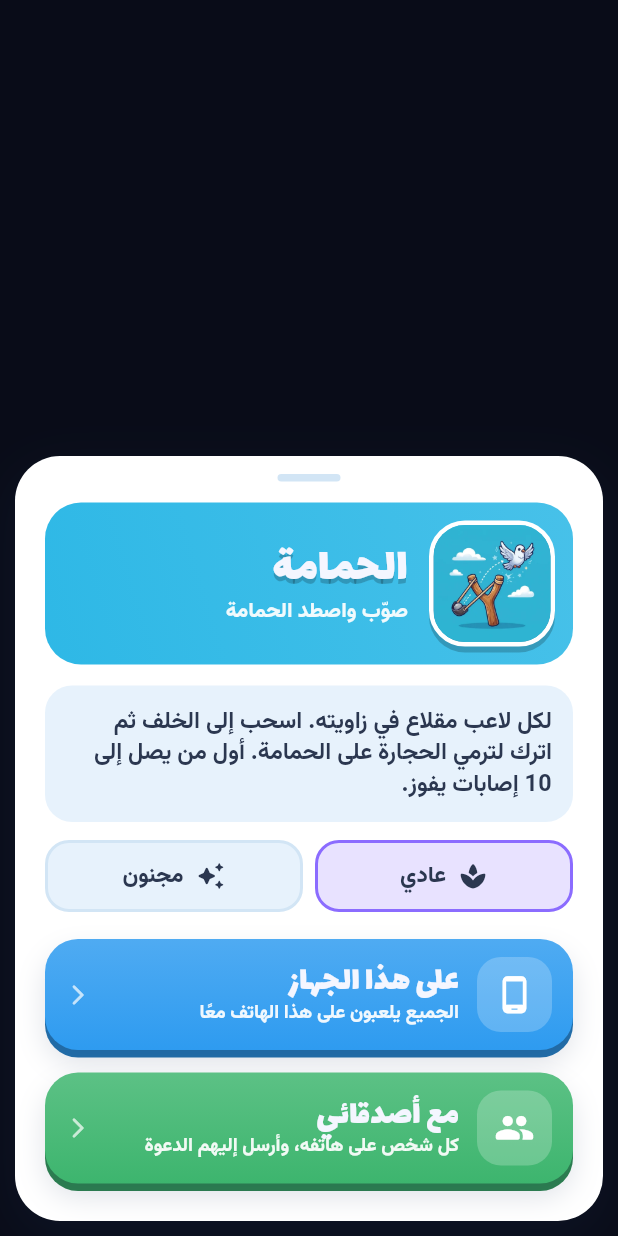
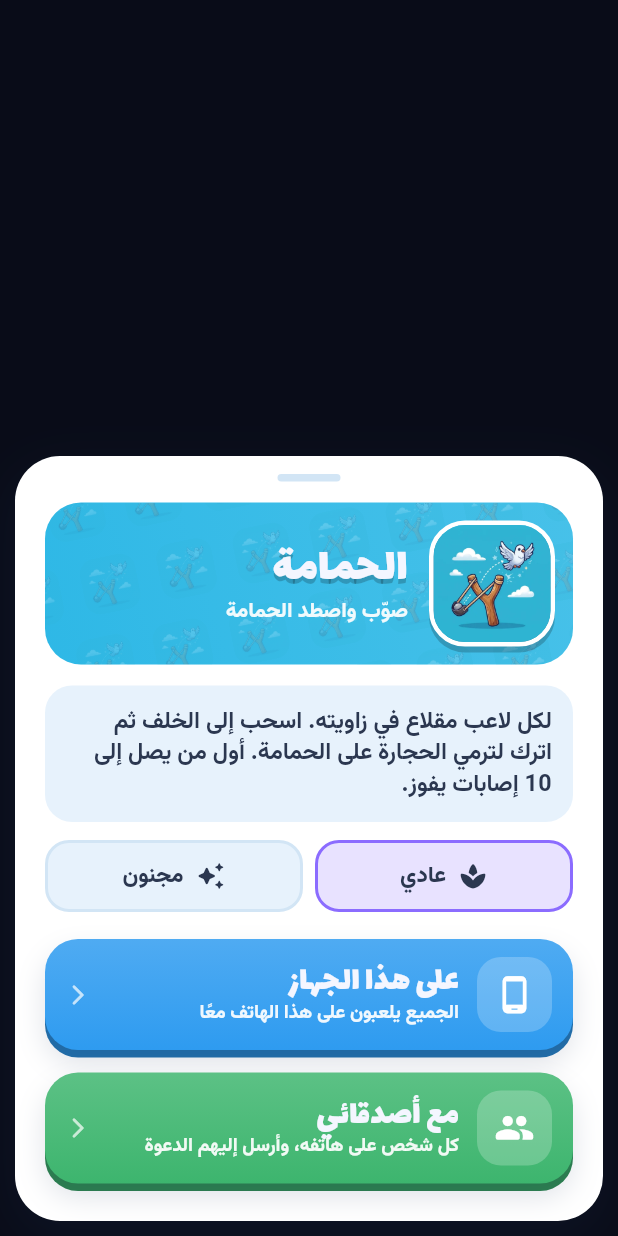
Before and after one commit to DrAhmed19/lamma, a Flutter app: the _GameSheet widget shown alone on an empty page, opened directly with sample values from the repository, on a phone screen of 412 x 824 dp. Run offline on Flutter 3.47's test engine with Material 3 defaults, Android fonts, the phone set to English and light mode, and no system bars; our stand-ins replace app_links, audioplayers, open_filex, qr_flutter, share_plus, shared_preferences and 1 more; missing offline and left inert: dart:js_interop; accounts and stored records are empty; network calls fail.

Commit message:
نقشة الخلفية (صورة اللعبة مكررة بشفافية) بترويسة شاشة المستوى ونافذة اللعبة، مثل النموذج
Co-Authored-By: Claude Opus 5.5 <noreply@anthropic.com>
Claude-Session: https://claude.ai/code/session_01Wyjf8ARjfC4NrfDiBTMT8W

```diff
--- a/lib/ui/art.dart
+++ b/lib/ui/art.dart
@@ -326,3 +326,49 @@ class GameArt extends StatelessWidget {
     return size == null ? img : SizedBox(width: size, height: size, child: img);
   }
 }
+
+/// نقشة خلفية: صورة اللعبة مكررة صغيرة بشفافية ومايلة شوية (ترويسات شاشات اللعبة)
+class GamePattern extends StatelessWidget {
+  const GamePattern({super.key, required this.id, required this.fallback, this.opacity = 0.16, this.cell = 64});
+  final String id;
+  final CustomPainter Function() fallback;
+  final double opacity, cell;
+
+  @override
+  Widget build(BuildContext context) {
+    return IgnorePointer(
+      child: LayoutBuilder(builder: (context, c) {
+        final cols = (c.maxWidth / cell).ceil() + 3;
+        final rows = (c.maxHeight / cell).ceil() + 3;
+        return ClipRect(
+          child: OverflowBox(
+            maxWidth: double.infinity,
+            maxHeight: double.infinity,
+            child: Opacity(
+              opacity: opacity,
+              child: Transform.rotate(
+                angle: -0.2,
+                child: Column(
+                  mainAxisSize: MainAxisSize.min,
+                  children: [
+                    for (var r = 0; r < rows; r++)
+                      Padding(
+                        padding: EdgeInsetsDirectional.only(start: r.isOdd ? cell / 2 : 0),
+                        child: Row(
+                          mainAxisSize: MainAxisSize.min,
+                          children: [
+                            for (var k = 0; k < cols; k++)
+                              Padding(padding: EdgeInsets.all(cell * 0.14), child: GameArt(id, fallback: fallback, size: cell * 0.72, radius: cell * 0.2)),
+                          ],
+                        ),
+                      ),
+                  ],
+                ),
+              ),
+            ),
+          ),
+        );
+      }),
+    );
+  }
+}
--- a/lib/ui/home.dart
+++ b/lib/ui/home.dart
@@ -279,7 +279,10 @@ class _GameCard extends StatelessWidget {
                     child: DecoratedBox(
                       decoration: BoxDecoration(
                         borderRadius: BorderRadius.circular(28),
-                        boxShadow: [BoxShadow(color: darken(c1, 0.25), offset: const Offset(0, 6)), const BoxShadow(color: Color(0x1E1E325A), blurRadius: 18, offset: Offset(0, 12))],
+                        boxShadow: [
+                          BoxShadow(color: darken(c1, 0.25), offset: const Offset(0, 6)),
+                          const BoxShadow(color: Color(0x1E1E325A), blurRadius: 18, offset: Offset(0, 12))
+                        ],
                       ),
                       child: GameArt(game.id, fallback: game.icon, radius: 28),
                     ),
@@ -422,7 +425,10 @@ class _GameSheetState extends State<_GameSheet> {
         child: Container(
           margin: const EdgeInsets.all(10),
           padding: EdgeInsets.fromLTRB(20, 12, 20, 20 + MediaQuery.paddingOf(context).bottom),
-          decoration: BoxDecoration(color: Colors.white, borderRadius: BorderRadius.circular(30), boxShadow: const [BoxShadow(color: Color(0x331E325A), blurRadius: 30, offset: Offset(0, 10))]),
+          decoration: BoxDecoration(
+              color: Colors.white,
+              borderRadius: BorderRadius.circular(30),
+              boxShadow: const [BoxShadow(color: Color(0x331E325A), blurRadius: 30, offset: Offset(0, 10))]),
           child: SingleChildScrollView(
             child: Column(
               mainAxisSize: MainAxisSize.min,
@@ -433,11 +439,15 @@ class _GameSheetState extends State<_GameSheet> {
                 ),
                 const SizedBox(height: 14),
                 Container(
-                  padding: const EdgeInsets.all(12),
+                  clipBehavior: Clip.antiAlias,
                   decoration: BoxDecoration(
                     borderRadius: BorderRadius.circular(24),
                     gradient: LinearGradient(begin: Alignment.topRight, end: Alignment.bottomLeft, colors: [lighten(g.colors[0], 0.12), g.colors[0]]),
                   ),
+                  child: Stack(children: [
+                    Positioned.fill(child: RepaintBoundary(child: GamePattern(id: g.id, fallback: g.icon, cell: 52))),
+                    Padding(
+                      padding: const EdgeInsets.all(12),
                       child: Row(
                         children: [
                           Container(
@@ -460,6 +470,8 @@ class _GameSheetState extends State<_GameSheet> {
                           ),
                         ],
                       ),
+                    ),
+                  ]),
                 ),
                 const SizedBox(height: 14),
                 Container(
--- a/lib/ui/setup.dart
+++ b/lib/ui/setup.dart
@@ -1,6 +1,7 @@
 import 'package:flutter/material.dart';
 
 import '../games/registry.dart';
+import 'art.dart';
 import 'kit.dart';
 import 'theme.dart';
 
@@ -115,10 +116,14 @@ class _SetupState extends State<SetupScreen> {
           left: 0,
           right: 0,
           height: 290,
-          child: DecoratedBox(
-            decoration: BoxDecoration(
-              gradient: LinearGradient(begin: Alignment.topRight, end: Alignment.bottomLeft, colors: [lighten(g.colors[0], 0.15), g.colors[0]]),
-              borderRadius: BorderRadius.vertical(bottom: Radius.elliptical(MediaQuery.sizeOf(context).width, 70)),
+          child: ClipRRect(
+            borderRadius: BorderRadius.vertical(bottom: Radius.elliptical(MediaQuery.sizeOf(context).width, 70)),
+            child: DecoratedBox(
+              decoration: BoxDecoration(
+                gradient: LinearGradient(begin: Alignment.topRight, end: Alignment.bottomLeft, colors: [lighten(g.colors[0], 0.15), g.colors[0]]),
+              ),
+              // نقشة: صورة اللعبة مكررة بشفافية ومايلة (مثل النموذج)
+              child: RepaintBoundary(child: GamePattern(id: g.id, fallback: g.icon)),
             ),
           ),
         ),
```
Lines whose indentation alone changed are shown as unchanged.
